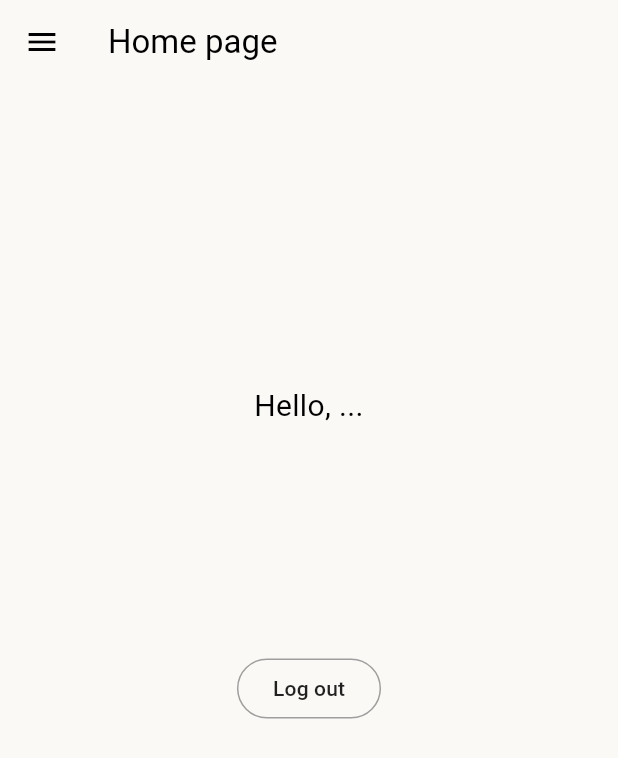
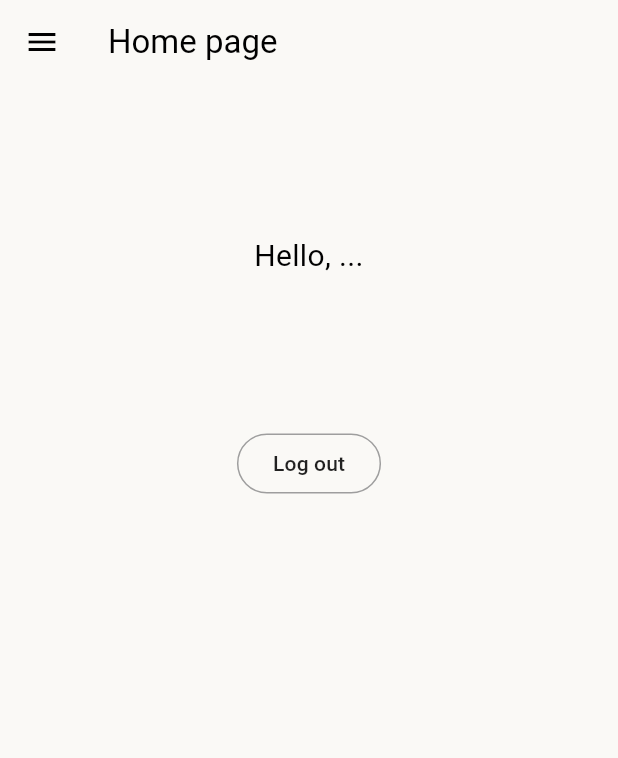
Before and after one commit to Neothe2/delivery_tracking_app, a Flutter app: the HomePage screen opened directly with empty values, on a phone screen of 412 x 824 dp. Shown: the top 758 px of the screen. Run offline on Flutter 3.47's test engine with Material 3 defaults, Android fonts, the phone set to English and light mode, and no system bars; our stand-ins replace native_barcode_scanner; missing offline and left inert: a package; accounts and stored records are empty; network calls fail.

Commit message:
made the homepage look somewhat better. before animations

```diff
--- a/lib/home.dart
+++ b/lib/home.dart
@@ -119,128 +119,80 @@ class _HomePageState extends State<HomePage> {
       ),
       resizeToAvoidBottomInset: true,
       body: SingleChildScrollView(
+        child: Center(
+          // Center the content horizontally
           child: (driverLoaded || !groups.contains('driver'))
               ? Column(
+                  mainAxisAlignment:
+                      MainAxisAlignment.center, // Center vertically
                   crossAxisAlignment: CrossAxisAlignment.center,
                   children: [
-                  SizedBox(
-                    height: 50,
+                    SizedBox(height: 50),
+                    // Driver information card
+                    if (groups.contains('driver'))
+                      Padding(
+                        padding: const EdgeInsets.all(20.0),
+                        child: Container(
+                          decoration: BoxDecoration(
+                            borderRadius: BorderRadius.circular(10),
+                            border: Border.fromBorderSide(
+                              BorderSide(color: Colors.grey),
                             ),
-                  // ignore: prefer_const_constructors
-                  if (groups.contains('driver'))
-                    Row(
-                      mainAxisAlignment: MainAxisAlignment.center,
+                          ),
+                          child: Padding(
+                            padding: const EdgeInsets.all(16.0),
+                            child: Column(
                               crossAxisAlignment: CrossAxisAlignment.center,
-                      children: [
-                        (driverLoaded)
-                            ? Padding(
-                                padding: const EdgeInsets.all(10.0),
-                                child: Card(
-                                  child: Padding(
-                                    padding: const EdgeInsets.all(8.0),
-                                    child: Column(
                               children: [
                                 Text(
                                   'Assigned Vehicle',
                                   style: TextStyle(
                                     fontSize: 20,
-                                              decoration:
-                                                  TextDecoration.underline),
+                                    fontWeight: FontWeight.bold,
                                   ),
-                                        Container(
-                                          padding: EdgeInsets.symmetric(
-                                              horizontal: 10),
-                                          child: (driver!.currentVehicle !=
-                                                  null)
-                                              ? Padding(
-                                                  padding:
-                                                      const EdgeInsets.only(
-                                                          top: 8.0),
-                                                  child: Text(
+                                ),
+                                SizedBox(height: 15), // Add spacing
+                                (driver!.currentVehicle != null)
+                                    ? Text(
                                         '${driver!.currentVehicle!.type}: ${driver!.currentVehicle!.licensePlate}',
-                                                    textAlign: TextAlign.center,
-                                                    style:
-                                                        TextStyle(fontSize: 25),
+                                        style: TextStyle(
+                                          fontSize: 22,
                                         ),
                                       )
-                                              : const Text(
+                                    : Text(
                                         "You don't have any vehicles assigned to you. \n Contact your transport allocation staff\n if this isn't supposed to happen.",
                                         textAlign: TextAlign.center,
-                                                ),
+                                        style: TextStyle(fontSize: 16),
                                       ),
                               ],
                             ),
                           ),
                         ),
-                              )
-                            : const Text('Loading...'),
-                      ],
                       ),
-                  SizedBox(
-                    height: 150,
-                  ),
-                  Row(
-                    mainAxisAlignment: MainAxisAlignment.center,
-                    crossAxisAlignment: CrossAxisAlignment.center,
-                    children: [
-                      (!groups.contains('driver'))
-                          ? Expanded(
-                              child: Text(
-                              'Hello, $username',
-                              style: const TextStyle(fontSize: 20),
-                              textAlign: TextAlign.center,
-                            ))
-                          : Expanded(
-                              child: Padding(
-                                padding: EdgeInsets.symmetric(
-                                    horizontal: 50.0, vertical: 20),
-                                child: (driver != null &&
-                                        driverLoaded &&
-                                        cratesToBeLoaded.isNotEmpty)
-                                    ? (driverLoaded &&
-                                            driver!.currentVehicle != null &&
-                                            driver!.currentVehicle!.isLoaded ==
-                                                false)
-                                        ? Text(
-                                            "When you're ready to start loading, press the start loading button",
-                                            textAlign: TextAlign.center,
-                                          )
-                                        : const Text(
-                                            'Click "Go to unloading page"')
-                                    : const Text(
-                                        'There is nothing in your vehicle',
+                    SizedBox(height: 50),
+
+                    // Welcome message or instructions
+                    Text(
+                      (groups.contains('driver'))
+                          ? (driverLoaded && cratesToBeLoaded.isNotEmpty)
+                              ? (driver!.currentVehicle!.isLoaded == false)
+                                  ? "When you're ready to start loading, press the button below."
+                                  : 'Click "Go to unloading page" to proceed.'
+                              : 'There is nothing in your vehicle.'
+                          : 'Hello, $username',
+                      style: TextStyle(fontSize: 20),
                       textAlign: TextAlign.center,
                     ),
-                              ),
-                            ),
-                    ],
-                  ),
-                  Row(
-                    mainAxisAlignment: MainAxisAlignment.center,
-                    crossAxisAlignment: CrossAxisAlignment.center,
-                    children: [
-                      Column(
-                        children: [
+                    SizedBox(height: 50),
+
+                    // Action buttons
                     if (driver != null &&
                         driverLoaded &&
-                              cratesToBeLoaded.isNotEmpty)
-                            (driverLoaded &&
-                                    driver!.currentVehicle != null &&
-                                    driver!.currentVehicle!.isLoaded == false)
-                                ? OutlinedButton(
-                                    style: ButtonStyle(
-                                        // MaterialStatePropertyAll(Colors.white),
-                                        // foregroundColor:
-                                        //     MaterialStatePropertyAll(
-                                        //         Colors.blue),
-                                        shape: MaterialStatePropertyAll(
-                                            RoundedRectangleBorder(
-                                                borderRadius:
-                                                    BorderRadius.circular(
-                                                        10)))),
+                        cratesToBeLoaded.isNotEmpty) ...[
+                      (driver!.currentVehicle!.isLoaded == false)
+                          ? ElevatedButton(
                               onPressed: () async {
-                                      var response =
-                                          await Navigator.of(context).push(
+                                var response = await Navigator.of(context).push(
                                   MaterialPageRoute(
                                     builder: (cxt) => ScanCratesPage(
                                       title: 'Load Crates',
@@ -256,29 +208,18 @@ class _HomePageState extends State<HomePage> {
                                 //navigateToUnloadDashboard
                               },
                               child: Padding(
-                                      padding: const EdgeInsets.all(8.0),
+                                padding: const EdgeInsets.all(16.0),
                                 child: Text(
                                   'Start Loading',
-                                        style: TextStyle(fontSize: 50),
+                                  style: TextStyle(fontSize: 20),
                                 ),
-                                    ))
-                                : OutlinedButton(
-                                    style: ButtonStyle(
-                                        // MaterialStatePropertyAll(Colors.white),
-                                        // foregroundColor:
-                                        //     MaterialStatePropertyAll(
-                                        //         Colors.blue),
-                                        shape: MaterialStatePropertyAll(
-                                            RoundedRectangleBorder(
-                                                borderRadius:
-                                                    BorderRadius.circular(
-                                                        10)))),
+                              ),
+                            )
+                          : ElevatedButton(
                               onPressed: () async {
-                                      var response =
-                                          await Navigator.of(context).push(
+                                var response = await Navigator.of(context).push(
                                   MaterialPageRoute(
-                                          builder: (cxt) =>
-                                              DriverUnloadDashBoard(
+                                    builder: (cxt) => DriverUnloadDashBoard(
                                       driver: driver!,
                                     ),
                                   ),
@@ -288,39 +229,30 @@ class _HomePageState extends State<HomePage> {
                                 });
                                 await getGroup(navigate: false);
                               },
-                                    child: const Padding(
-                                      padding: EdgeInsets.all(8.0),
+                              child: Padding(
+                                padding: const EdgeInsets.all(16.0),
                                 child: Text(
-                                        'Go to \nunloading page',
-                                        style: TextStyle(fontSize: 40),
+                                  'Go to Unloading Page',
+                                  style: TextStyle(fontSize: 20),
                                   textAlign: TextAlign.center,
                                 ),
-                                    ))
+                              ),
+                            ),
                     ],
-                      )
-                    ],
-                  ),
-                  SizedBox(
-                    height: 150,
-                  ),
-                  Row(
-                    mainAxisAlignment: MainAxisAlignment.center,
-                    crossAxisAlignment: CrossAxisAlignment.center,
-                    children: [
-                      Column(
-                        children: [
+                    SizedBox(height: 50),
+
+                    // Logout button
                     OutlinedButton(
                       onPressed: () {
                         logOut();
                       },
-                              child: Text('Log out'))
+                      child: Text('Log out'),
+                    ),
+                    SizedBox(height: 50),
                   ],
                 )
-                    ],
+              : CircularProgressIndicator(), // Show loading indicator
         ),
-                ],
-              )
-            : const Text('Loading...'),
       ),
       drawer: Drawer(
         child: ListView(
```
Lines whose indentation alone changed are shown as unchanged.
